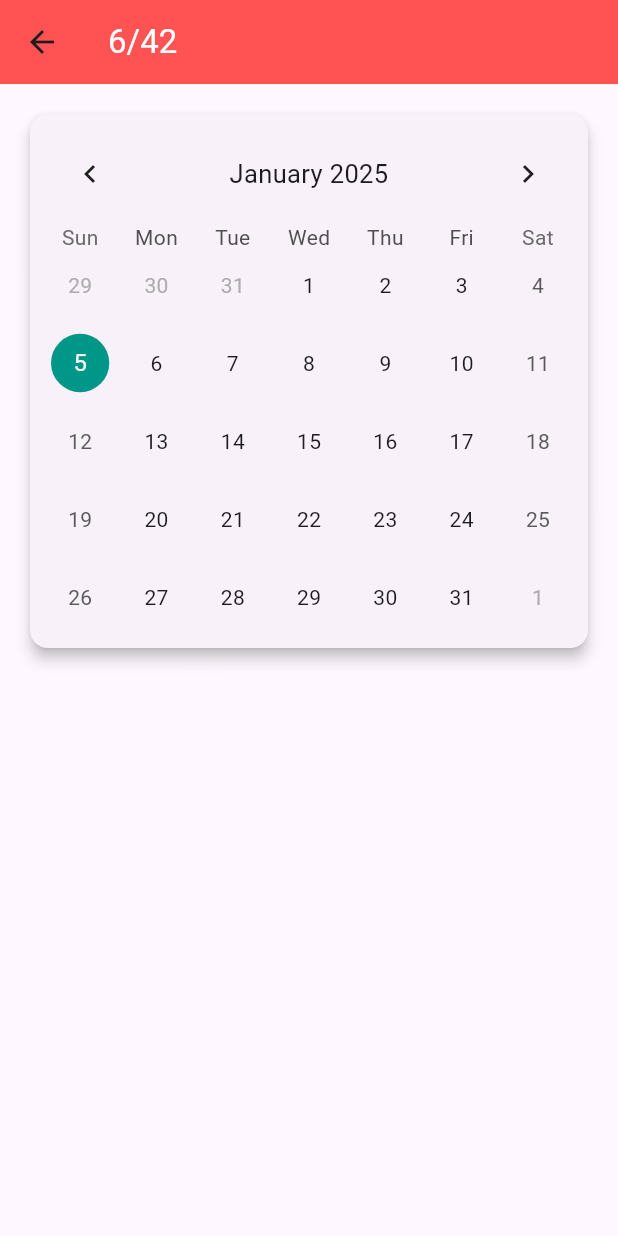
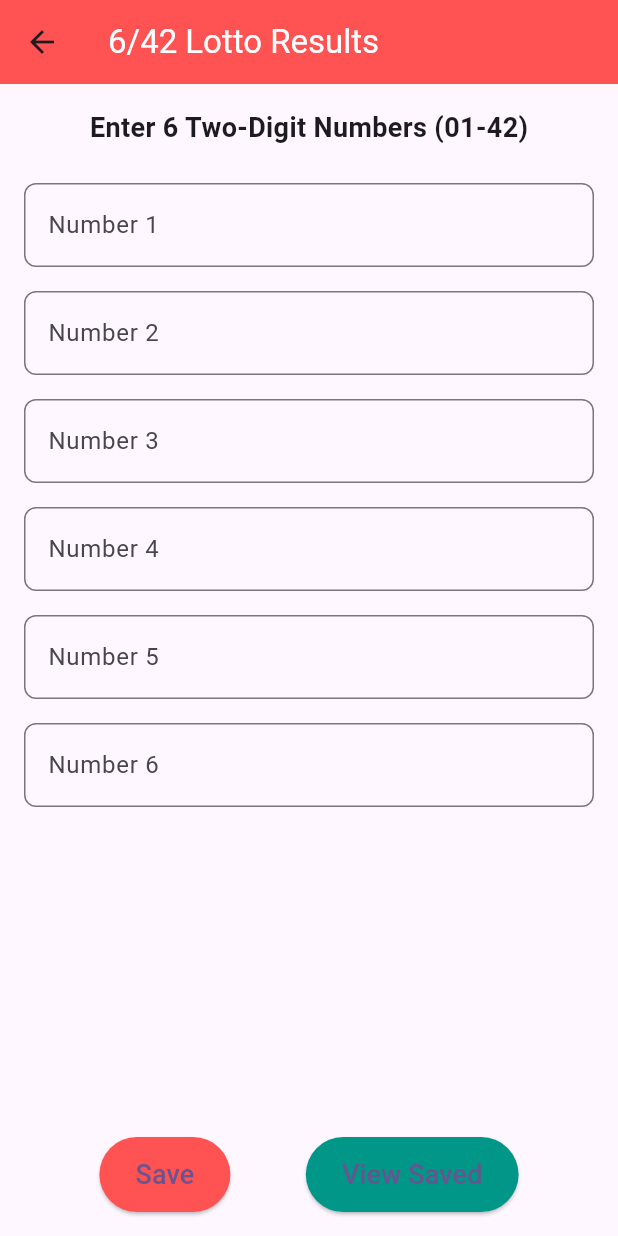
Before and after one commit to lightdarkmaster/LottoScope, a Flutter app: the screen it shows after launch, after a tap on "6/42", on a phone screen of 412 x 824 dp. Run offline on Flutter 3.47's test engine with Material 3 defaults, Android fonts, the phone set to English and light mode, and no system bars; drawn by our look-alikes of table_calendar; our stand-ins replace sqflite; accounts and stored records are empty.

Commit message:
Add 6/42 recording

```diff
--- a/lib/pages/sixfortytwo.dart
+++ b/lib/pages/sixfortytwo.dart
@@ -1,5 +1,7 @@
 import 'package:flutter/material.dart';
-import 'package:table_calendar/table_calendar.dart';
+import 'package:path/path.dart';
+import 'package:sqflite/sqflite.dart';
+
 
 class SixFortyTwo extends StatefulWidget {
   const SixFortyTwo({super.key});
@@ -9,113 +11,103 @@ class SixFortyTwo extends StatefulWidget {
 }
 
 class _SixFortyTwoState extends State<SixFortyTwo> {
-  CalendarFormat _calendarFormat = CalendarFormat.month;
-  DateTime _focusedDay = DateTime.now();
-  DateTime? _selectedDay;
   final List<String> _numbers = List.filled(6, '');
+  late Database _database;
+  List<Map<String, dynamic>> _savedResults = [];
+
+  @override
+  void initState() {
+    super.initState();
+    _initializeDatabase();
+  }
+
+  Future<void> _initializeDatabase() async {
+    _database = await openDatabase(
+      join(await getDatabasesPath(), 'lotto_results.db'),
+      onCreate: (db, version) {
+        return db.execute(
+          'CREATE TABLE results(id INTEGER PRIMARY KEY, numbers TEXT)',
+        );
+      },
+      version: 1,
+    );
+  }
+
+  Future<void> _saveToDatabase() async {
+    final numbersString = _numbers.join(', ');
+    await _database.insert(
+      'results',
+      {'numbers': numbersString},
+      conflictAlgorithm: ConflictAlgorithm.replace,
+    );
+    ScaffoldMessenger.of(context as BuildContext).showSnackBar(
+      const SnackBar(content: Text('Lotto numbers saved successfully!')),
+    );
+    _loadSavedResults();
+  }
+
+  Future<void> _loadSavedResults() async {
+    final results = await _database.query('results');
+    setState(() {
+      _savedResults = results;
+    });
+  }
+
+  void _showSavedResultsDialog() {
+    _loadSavedResults(); // Refresh results
+    showDialog(
+      context: context as BuildContext,
+      builder: (ctx) {
+        return AlertDialog(
+          title: const Text('Saved Lotto Results'),
+          content: _savedResults.isEmpty
+              ? const Text('No saved results found.')
+              : SizedBox(
+                  height: 200,
+                  width: double.maxFinite,
+                  child: ListView.builder(
+                    itemCount: _savedResults.length,
+                    itemBuilder: (context, index) {
+                      final result = _savedResults[index];
+                      return ListTile(
+                        title: Text('Entry ${result['id']}: ${result['numbers']}'),
+                      );
+                    },
+                  ),
+                ),
+          actions: [
+            TextButton(
+              onPressed: () {
+                Navigator.of(context as BuildContext).pop();
+              },
+              child: const Text('Close'),
+            ),
+          ],
+        );
+      },
+    );
+  }
 
   @override
   Widget build(BuildContext context) {
     return Scaffold(
       appBar: AppBar(
-        title: const Text('6/42', style: TextStyle(color: Colors.white)),
+        title: const Text('6/42 Lotto Results', style: TextStyle(color: Colors.white)),
         backgroundColor: Colors.redAccent,
       ),
-      body: SingleChildScrollView(
-        child: Padding(
+      body: Padding(
         padding: const EdgeInsets.all(16.0),
         child: Column(
           children: [
-              Card(
-                elevation: 4.0,
-                shape: RoundedRectangleBorder(
-                  borderRadius: BorderRadius.circular(12.0),
-                ),
-                child: Padding(
-                  padding: const EdgeInsets.all(8.0),
-                  child: TableCalendar(
-                    firstDay: DateTime.utc(2010, 10, 16),
-                    lastDay: DateTime.utc(2030, 3, 14),
-                    focusedDay: _focusedDay,
-                    calendarFormat: _calendarFormat,
-                    selectedDayPredicate: (day) {
-                      return isSameDay(_selectedDay, day);
-                    },
-                    onDaySelected: (selectedDay, focusedDay) {
-                      setState(() {
-                        _selectedDay = selectedDay;
-                        _focusedDay = focusedDay;
-                      });
-                      _showNumberInputDialog();
-                    },
-                    onFormatChanged: (format) {
-                      if (_calendarFormat != format) {
-                        setState(() {
-                          _calendarFormat = format;
-                        });
-                      }
-                    },
-                    onPageChanged: (focusedDay) {
-                      _focusedDay = focusedDay;
-                    },
-                    calendarStyle: const CalendarStyle(
-                      todayDecoration: BoxDecoration(
-                        color: Colors.teal,
-                        shape: BoxShape.circle,
-                      ),
-                      selectedDecoration: BoxDecoration(
-                        color: Colors.orange,
-                        shape: BoxShape.circle,
-                      ),
-                    ),
-                    headerStyle: const HeaderStyle(
-                      formatButtonVisible: false,
-                      titleCentered: true,
-                    ),
-                  ),
-                ),
+            const Text(
+              'Enter 6 Two-Digit Numbers (01-42)',
+              style: TextStyle(fontSize: 18, fontWeight: FontWeight.bold),
             ),
             const SizedBox(height: 16.0),
-              if (_selectedDay != null)
-                Card(
-                  elevation: 4.0,
-                  shape: RoundedRectangleBorder(
-                    borderRadius: BorderRadius.circular(12.0),
-                  ),
-                  child: Padding(
-                    padding: const EdgeInsets.all(16.0),
-                    child: Column(
-                      children: [
-                        Text(
-                          'Selected Day: ${_selectedDay!.toLocal()}'.split(' ')[0],
-                          style: const TextStyle(fontSize: 18, fontWeight: FontWeight.bold),
-                        ),
-                        const SizedBox(height: 16.0),
-                        Text(
-                          'Numbers: ${_numbers.join(', ')}',
-                          style: const TextStyle(fontSize: 18, fontWeight: FontWeight.bold),
-                        ),
-                      ],
-                    ),
-                  ),
-                ),
-            ],
-          ),
-        ),
-      ),
-    );
-  }
-
-  void _showNumberInputDialog() {
-    showDialog(
-      context: context,
-      builder: (context) {
-        return AlertDialog(
-          title: const Text('Enter Result (01-42)'),
-          content: SingleChildScrollView(
-            child: Column(
-              mainAxisSize: MainAxisSize.min,
-              children: List.generate(6, (index) {
+            Expanded(
+              child: ListView.builder(
+                itemCount: 6,
+                itemBuilder: (context, index) {
                   return Padding(
                     padding: const EdgeInsets.symmetric(vertical: 8.0),
                     child: TextField(
@@ -127,7 +119,9 @@ class _SixFortyTwoState extends State<SixFortyTwo> {
                         ),
                       ),
                       onChanged: (value) {
-                      if (int.tryParse(value) != null && int.parse(value) >= 1 && int.parse(value) <= 42) {
+                        if (int.tryParse(value) != null &&
+                            int.parse(value) >= 1 &&
+                            int.parse(value) <= 42) {
                           _numbers[index] = value.padLeft(2, '0');
                         } else {
                           _numbers[index] = '';
@@ -135,20 +129,48 @@ class _SixFortyTwoState extends State<SixFortyTwo> {
                       },
                     ),
                   );
-              }),
+                },
               ),
             ),
-          actions: [
-            TextButton(
+            const SizedBox(height: 16.0),
+            Row(
+              mainAxisAlignment: MainAxisAlignment.spaceEvenly,
+              children: [
+                ElevatedButton(
                   onPressed: () {
-                setState(() {});
-                Navigator.of(context).pop();
+                    if (_numbers.contains('')) {
+                      ScaffoldMessenger.of(context).showSnackBar(
+                        const SnackBar(content: Text('Please enter all 6 numbers!')),
+                      );
+                    } else {
+                      _saveToDatabase();
+                    }
                   },
-              child: const Text('OK'),
+                  style: ElevatedButton.styleFrom(
+                    backgroundColor: Colors.redAccent,
+                    padding: const EdgeInsets.symmetric(vertical: 12.0, horizontal: 24.0),
+                  ),
+                  child: const Text('Save', style: TextStyle(fontSize: 18)),
+                ),
+                ElevatedButton(
+                  onPressed: _showSavedResultsDialog,
+                  style: ElevatedButton.styleFrom(
+                    backgroundColor: Colors.teal,
+                    padding: const EdgeInsets.symmetric(vertical: 12.0, horizontal: 24.0),
+                  ),
+                  child: const Text('View Saved', style: TextStyle(fontSize: 18)),
                 ),
               ],
-        );
-      },
+            ),
+          ],
+        ),
+      ),
     );
   }
+
+  @override
+  void dispose() {
+    _database.close();
+    super.dispose();
   }
+}
```
Also changed, not shown: flutter_03.png (added). Lines whose indentation alone changed are shown as unchanged.
